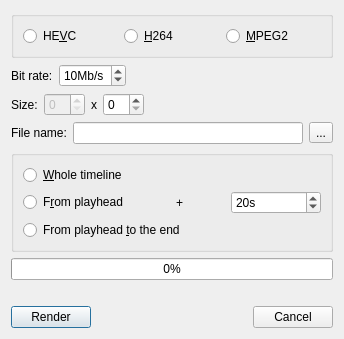
Old version of the form app/ui/render.ui in the repository hftom/MachinTruc.
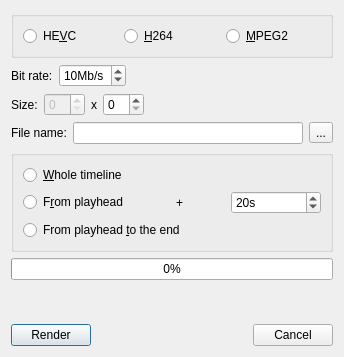
New version of the form. Icons and pictures are not drawn.

Commit message: fix render dialog tabs order

```diff
--- a/app/ui/render.ui
+++ b/app/ui/render.ui
@@ -7,7 +7,7 @@
     <x>0</x>
     <y>0</y>
     <width>344</width>
-    <height>321</height>
+    <height>357</height>
    </rect>
   </property>
   <property name="windowTitle">
```
Left out of the diff: 5 changed lines with no effect on the pictures.
